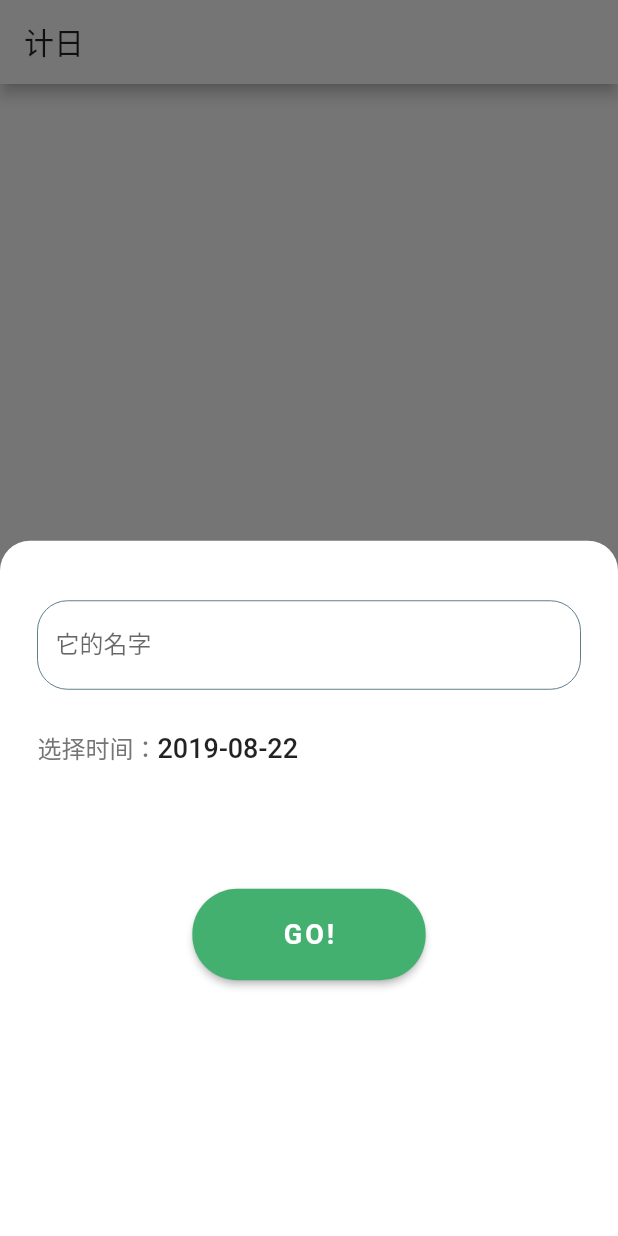
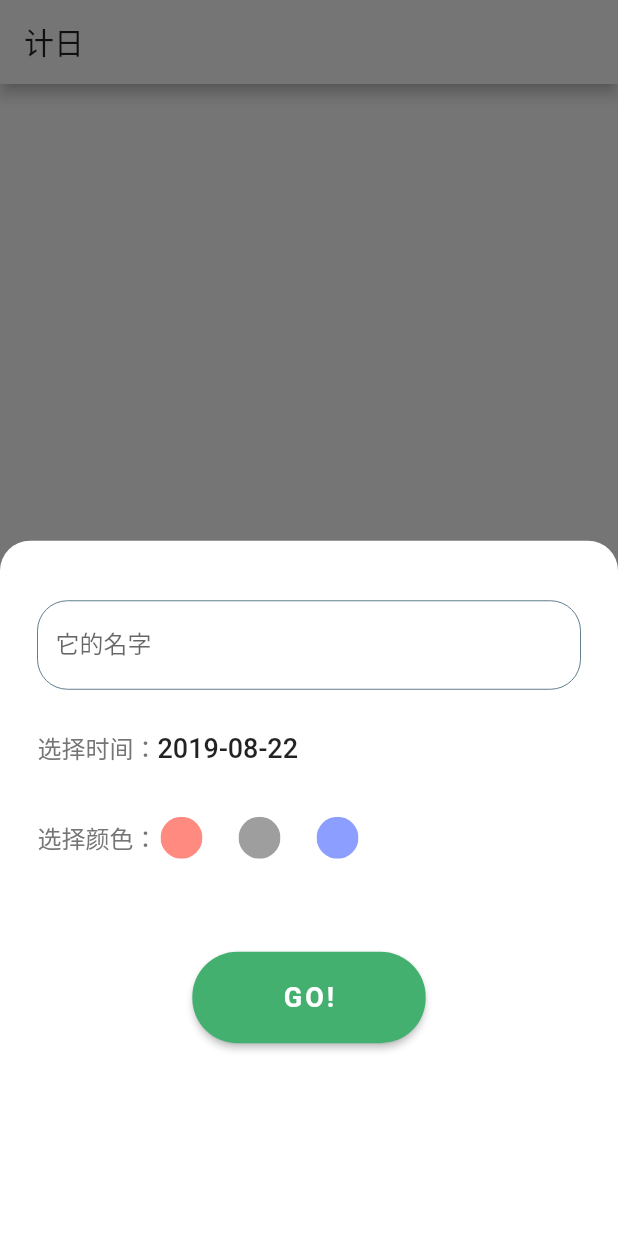
Before and after one commit to parabolazz/flutter-time-count, a Flutter app: the screen it shows after launch, after a tap on the "add" icon, on a phone screen of 412 x 824 dp. Run offline on Flutter 3.47's test engine with Material 2 defaults, Android fonts, the phone set to English and light mode, and no system bars.

Commit message:
[feature] support select color when adding event

```diff
--- a/lib/components/ColorPicker.dart
+++ b/lib/components/ColorPicker.dart
@@ -6,7 +6,7 @@ class ColorPicker extends StatelessWidget {
   final bool active;
   final onClick;
 
-  ColorPicker(this.color, this.active, this.onClick);
+  ColorPicker({this.color, this.active, this.onClick});
 
   @override
   Widget build(context) {
--- a/lib/components/TimeCard.dart
+++ b/lib/components/TimeCard.dart
@@ -1,8 +1,6 @@
 import 'package:flutter/material.dart';
 import 'package:hello_world/models/eventStorage.dart';
 import 'package:intl/intl.dart';
-import 'dart:math';
-import '../const/colors.dart';
 
 class TimeCard extends StatelessWidget {
   final Event eventInfo;
@@ -13,8 +11,6 @@ class TimeCard extends StatelessWidget {
   Widget build(
     BuildContext context,
   ) {
-
-  final currentCardColor = availableColors[new Random().nextInt(3)];
 
   String _computeCountdown(DateTime setTime) {
     final currentTime = new DateTime.now();
@@ -82,7 +78,7 @@ class TimeCard extends StatelessWidget {
                         fontSize: 60.0,
                         fontWeight: FontWeight.w500,
                         letterSpacing: -4.0,
-                        color: Color(currentCardColor)
+                        color: Color(eventInfo.color)
                       ),
                     ),
                     Text('天',
--- a/lib/components/TimeForm.dart
+++ b/lib/components/TimeForm.dart
@@ -1,8 +1,9 @@
 
 import 'package:flutter/material.dart';
 import 'package:hello_world/models/eventStorage.dart';
-import 'package:intl/intl.dart';
 import './DatePicker.dart';
+import './ColorPicker.dart';
+import '../const/colors.dart';
 
 class TimeForm extends StatefulWidget {
 
@@ -17,10 +18,21 @@ class MyTimeFormState extends State<TimeForm>{
 
   final _timeNameController = TextEditingController();
   final _formKey = GlobalKey<FormState>();
+  int color ;
   DateTime selectedDate = DateTime.now();
 
   void onSave(info) {
     widget.callback(info);
+  }
+
+  List renderColorPickers () {
+    return availableColors.map((c) {
+      return ColorPicker(color: c, active:color == c, onClick: (newColor) {
+        setState(() {
+          color = newColor;
+        });
+      });
+    }).toList();
   }
 
   @override
@@ -60,7 +72,7 @@ class MyTimeFormState extends State<TimeForm>{
               }
             ),
             Padding(
-              padding: const EdgeInsets.symmetric(vertical: 15.0),
+              padding: const EdgeInsets.only(top: 15.0),
               child: Row(
                 children: <Widget>[
                   Text('选择时间：',
@@ -79,7 +91,24 @@ class MyTimeFormState extends State<TimeForm>{
                   )
                 ],
               )
-              ),
+            ),
+            Container(
+              padding: const EdgeInsets.only(top: 15.0),
+              child: Row(
+                children: <Widget>[
+                  Text('选择颜色：',
+                    style: TextStyle(
+                      color: Color(0xFF757575),
+                      fontSize: 16.0
+                    )
+                  ),
+                  Flex(
+                    direction: Axis.horizontal,
+                    children: renderColorPickers()
+                  )
+                ],
+              )
+            ),
             Container(
               padding: EdgeInsets.symmetric(vertical: 55.0),
               alignment: Alignment.topCenter,
@@ -92,11 +121,12 @@ class MyTimeFormState extends State<TimeForm>{
                   if(_formKey.currentState.validate()) {
                       final timeinfo =
                         Event(
-                        _timeNameController.text,
+                          _timeNameController.text,
                         // !!!TODO: save real datetime
-                        selectedDate,
-                        new DateTime.now().millisecondsSinceEpoch)
-                      ;
+                          selectedDate,
+                          new DateTime.now().millisecondsSinceEpoch,
+                          color
+                        );
                       onSave(timeinfo);
                   }
                 },
--- a/lib/models/eventStorage.dart
+++ b/lib/models/eventStorage.dart
@@ -17,7 +17,8 @@ class EventList {
       Event(
         item['name'],
         DateTime.parse(item['time']),
-        item['id']
+        item['id'],
+        item['color']
       )).toList();
 
   Future deleteEvent(id) {
@@ -26,9 +27,9 @@ class EventList {
     return EventStorage().writeStorage(jsonString);
   }
 
-  void saveDataToLocal() {
+  Future saveDataToLocal() {
     final String jsonString = this.toJson();
-    EventStorage().writeStorage(jsonString)
+    return EventStorage().writeStorage(jsonString)
       .then((data) {
         print('操作成功！');
       }).catchError((e) {
@@ -42,11 +43,11 @@ class EventList {
     return events;
   }
 
-  void updateEvent(event) {
+  Future updateEvent(event) {
     final index = this.events.indexWhere((e) => e.id == event.id);
-    final Event newOne = new Event(event.name, event.utcTime, event.id);
+    final Event newOne = new Event(event.name, event.utcTime, event.id, event.color);
     this.events.replaceRange(index, index+1, [newOne]);
-    this.saveDataToLocal();
+    return this.saveDataToLocal();
   }
 }
 
@@ -57,18 +58,21 @@ class Event {
   DateTime utcTime;
   // 使用 timestamp 作为 id
   int id;
+  int color;
 
-  Event(this.name, this.utcTime, this.id);
+  Event(this.name, this.utcTime, this.id, this.color);
 
   Event.fromJson(Map<String, dynamic> map)
     : name = map['name'],
       utcTime = DateTime.parse(map['time']),
-      id = map['id'];
+      id = map['id'],
+      color = map['color'];
 
   Map<String, dynamic> toJson() => {
     'name': name,
     'time': utcTime.toIso8601String(),
-    'id': id
+    'id': id,
+    'color': color
   };
 }
 
```
Also changed, not shown: lib/page/eventModify.dart (+63 -13 lines).
